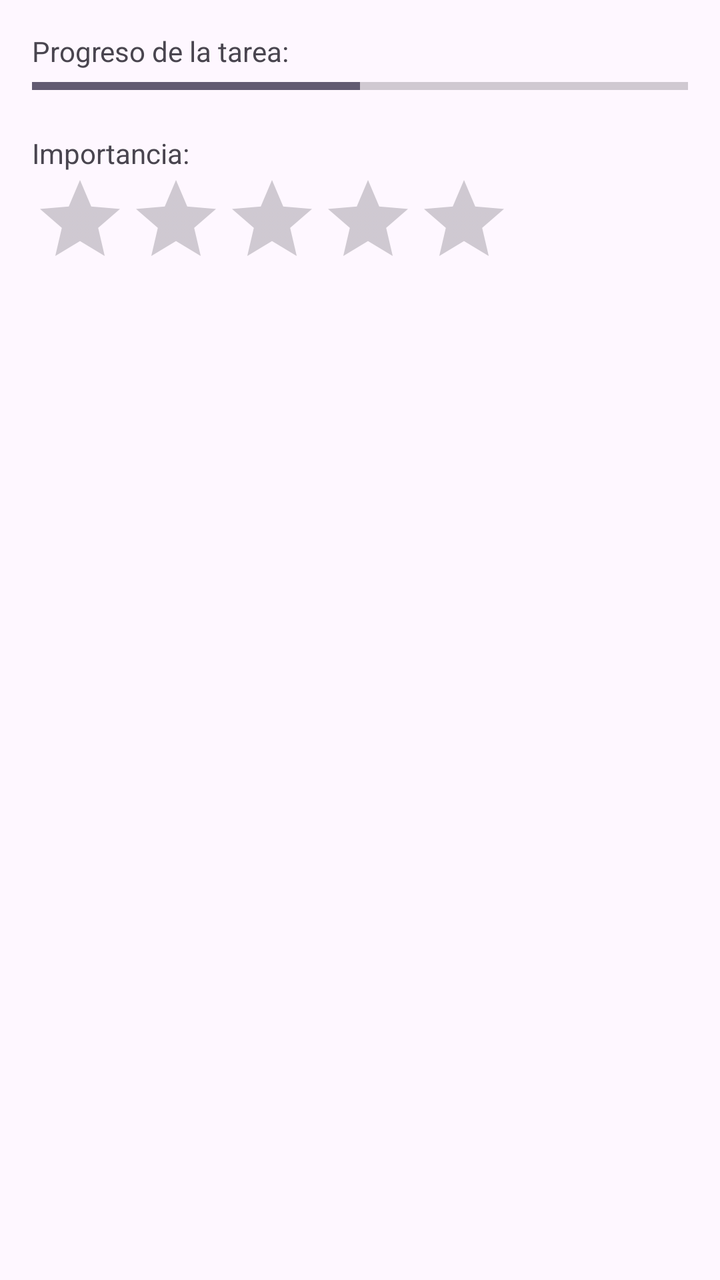
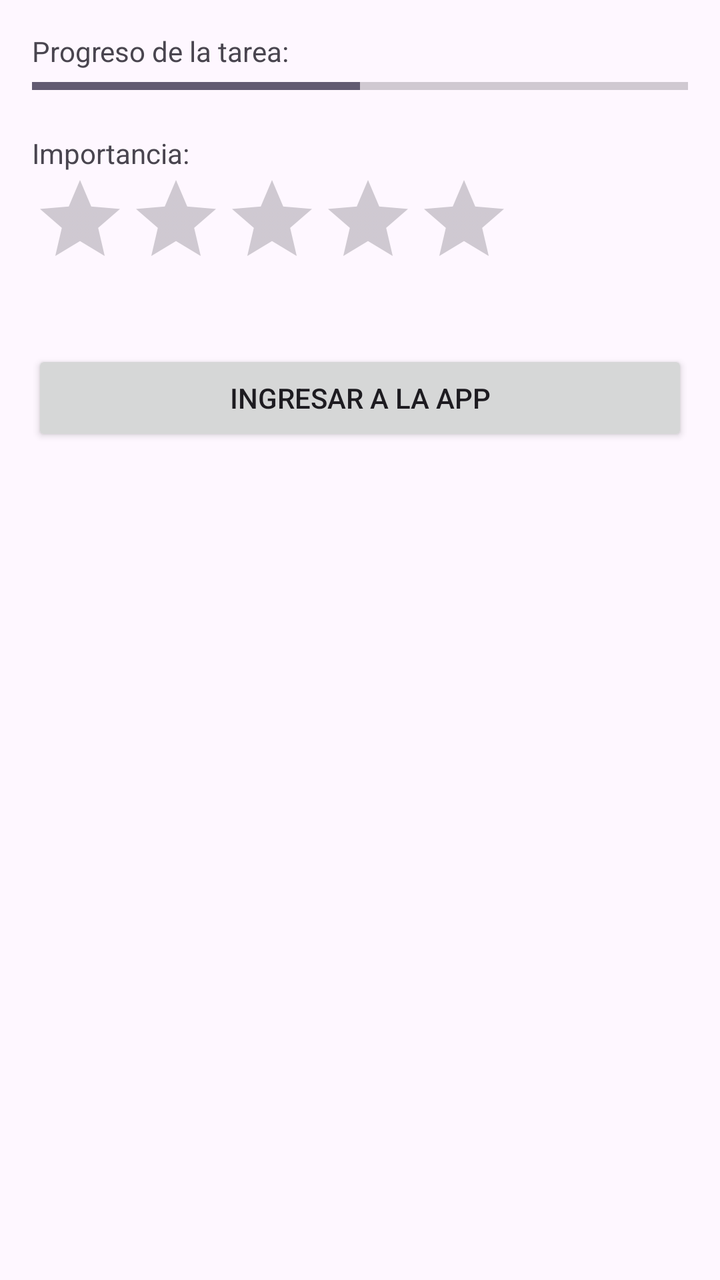

Compare the two renders of this Android layout. The source of the first and the diff that turns it into the second are given below.
<!-- AndroidManifest.xml: application theme Theme.TaskMaster -->
<!-- res/layout/activity_welcome.xml -->
<?xml version="1.0" encoding="utf-8"?>
<LinearLayout xmlns:android="http://schemas.android.com/apk/res/android"
    android:layout_width="match_parent"
    android:layout_height="match_parent"
    android:orientation="vertical"
    android:padding="16dp">

    <TextView
        android:layout_width="wrap_content"
        android:layout_height="wrap_content"
        android:text="@string/task_progress" />
    <ProgressBar
        android:id="@+id/progressBar"
        style="?android:attr/progressBarStyleHorizontal"
        android:layout_width="match_parent"
        android:layout_height="wrap_content"
        android:max="100"
        android:progress="50" />

    <TextView
        android:layout_width="wrap_content"
        android:layout_height="wrap_content"
        android:text="@string/task_importance"
        android:layout_marginTop="16dp"/>
    <RatingBar
        android:id="@+id/ratingBar"
        android:layout_width="wrap_content"
        android:layout_height="wrap_content"
        android:numStars="5"
        android:stepSize="1.0" />
</LinearLayout>
<!-- resources referenced by this layout -->
<resources>
  <string name="task_importance">Importancia:</string>
  <string name="task_progress">Progreso de la tarea:</string>
  <style name="Theme.TaskMaster" parent="Base.Theme.TaskMaster" />
  <style name="Base.Theme.TaskMaster" parent="Theme.Material3.DayNight.NoActionBar">
          
          
      </style>
</resources>

<!-- the commit's change to res/layout/activity_welcome.xml (unified diff, before → after) -->
@@ -8,7 +8,8 @@
     <TextView
         android:layout_width="wrap_content"
         android:layout_height="wrap_content"
-        android:text="@string/task_progress" />
+        android:text="Progreso de la tarea:" />
+
     <ProgressBar
         android:id="@+id/progressBar"
         style="?android:attr/progressBarStyleHorizontal"
@@ -20,12 +21,20 @@
     <TextView
         android:layout_width="wrap_content"
         android:layout_height="wrap_content"
-        android:text="@string/task_importance"
+        android:text="Importancia:"
         android:layout_marginTop="16dp"/>
+
     <RatingBar
         android:id="@+id/ratingBar"
         android:layout_width="wrap_content"
         android:layout_height="wrap_content"
         android:numStars="5"
         android:stepSize="1.0" />
+
+    <Button
+        android:id="@+id/btnEnter"
+        android:layout_width="match_parent"
+        android:layout_height="wrap_content"
+        android:layout_marginTop="32dp"
+        android:text="Ingresar a la App" />
 </LinearLayout>
<!-- resource entries referenced after the edit -->
@@ -1,7 +1,5 @@
 <!-- resources referenced by this layout -->
 <resources>
-  <string name="task_importance">Importancia:</string>
-  <string name="task_progress">Progreso de la tarea:</string>
   <style name="Theme.TaskMaster" parent="Base.Theme.TaskMaster" />
   <style name="Base.Theme.TaskMaster" parent="Theme.Material3.DayNight.NoActionBar">
           
